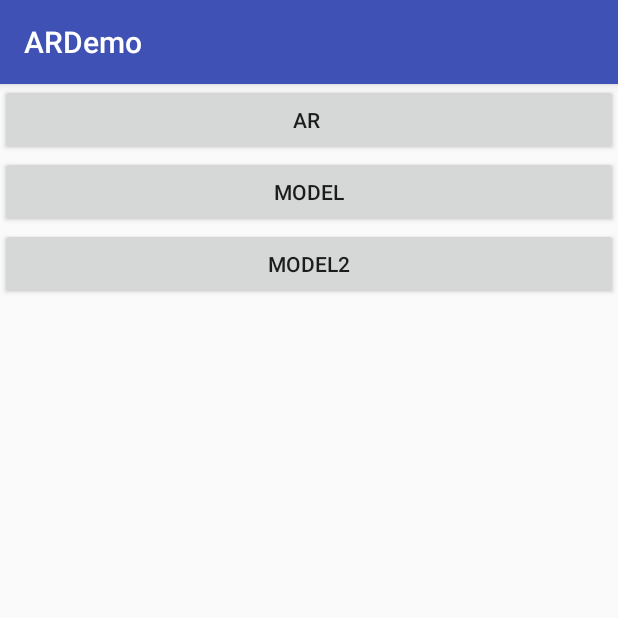
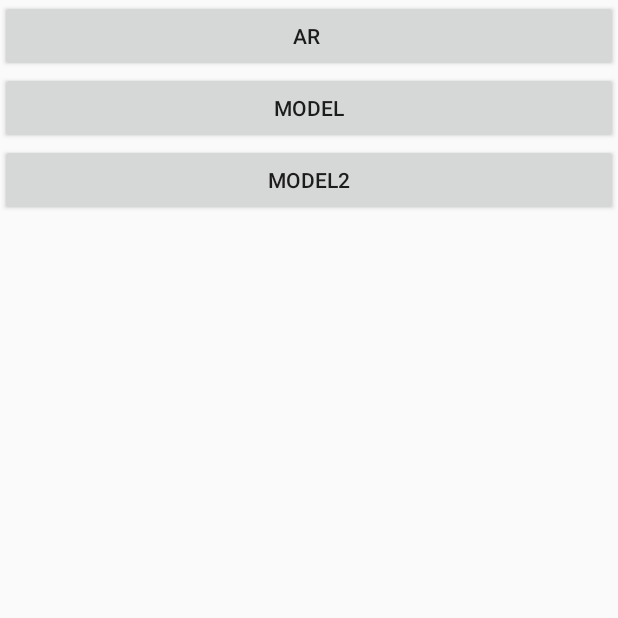
Before and after one commit to Rannver/ARDemo, an Android app: the screen it shows after launch (FirstActivity), on a phone screen of 412 x 824 dp, the top half of it. Run offline under Robolectric (Android 15) with nearby library versions, the phone set to English and light mode, and no system bars; our stand-ins replace ButterKnife.

Commit message:
temporary finish

```diff
--- a/app/src/main/res/values/styles.xml
+++ b/app/src/main/res/values/styles.xml
@@ -1,7 +1,7 @@
 <resources>
 
     <!-- Base application theme. -->
-    <style name="AppTheme" parent="Theme.AppCompat.Light.DarkActionBar">
+    <style name="AppTheme" parent="Theme.AppCompat.Light.NoActionBar">
         <!-- Customize your theme here. -->
         <item name="colorPrimary">@color/colorPrimary</item>
         <item name="colorPrimaryDark">@color/colorPrimaryDark</item>
```
Also changed, not shown: app/src/main/java/rannver/ardemo/ui/MainActivity.java (+0 -8 lines).
